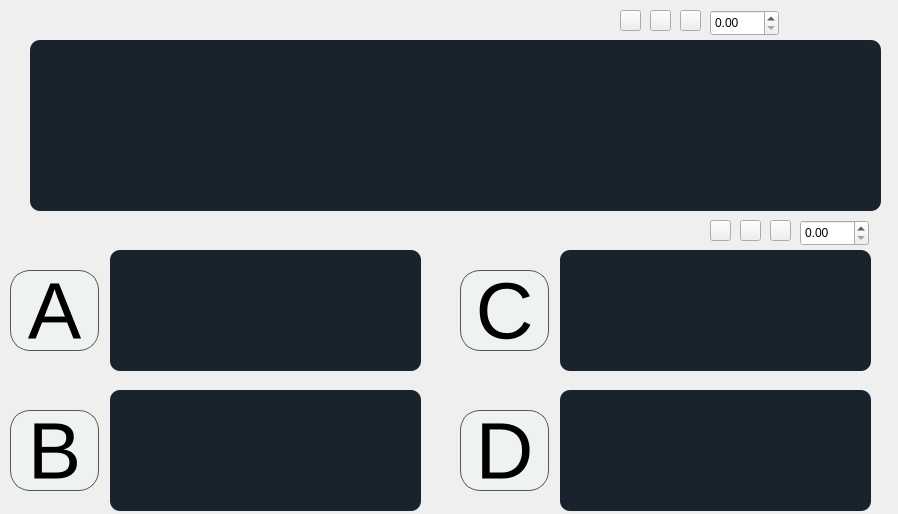
ronihdzz/DisenadorPreguntas, file DISENOS/modRespMultiplesImagen0_d.ui: the form before one commit.
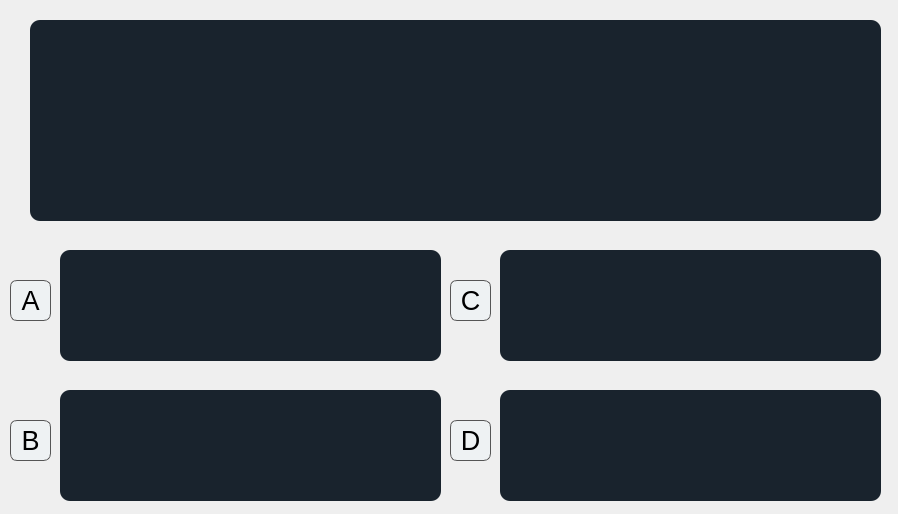
The form after the commit. Icons and pictures are not drawn.

```diff
--- a/DISENOS/modRespMultiplesImagen0_d.ui
+++ b/DISENOS/modRespMultiplesImagen0_d.ui
@@ -13,105 +13,13 @@
   <property name="windowTitle">
    <string>Form</string>
   </property>
-  <widget class="QPushButton" name="btn_respD">
-   <property name="geometry">
-    <rect>
-     <x>460</x>
-     <y>410</y>
-     <width>89</width>
-     <height>81</height>
-    </rect>
-   </property>
-   <property name="font">
-    <font>
-     <pointsize>60</pointsize>
-    </font>
-   </property>
-   <property name="styleSheet">
-    <string notr="true">background-color:#EEF2F3;
-border-radius: 20px;
-border: 1px solid #555;</string>
-   </property>
-   <property name="text">
-    <string>D</string>
-   </property>
-  </widget>
-  <widget class="QPushButton" name="btn_respA">
-   <property name="geometry">
-    <rect>
-     <x>10</x>
-     <y>270</y>
-     <width>89</width>
-     <height>81</height>
-    </rect>
-   </property>
-   <property name="font">
-    <font>
-     <pointsize>60</pointsize>
-    </font>
-   </property>
-   <property name="styleSheet">
-    <string notr="true">background-color:#EEF2F3;
-border-radius: 20px;
-border: 1px solid #555;</string>
-   </property>
-   <property name="text">
-    <string>A</string>
-   </property>
-  </widget>
-  <widget class="QPushButton" name="btn_respC">
-   <property name="geometry">
-    <rect>
-     <x>460</x>
-     <y>270</y>
-     <width>89</width>
-     <height>81</height>
-    </rect>
-   </property>
-   <property name="font">
-    <font>
-     <pointsize>60</pointsize>
-    </font>
-   </property>
-   <property name="styleSheet">
-    <string notr="true">background-color:#EEF2F3;
-border-radius: 20px;
-border: 1px solid #555;</string>
-   </property>
-   <property name="text">
-    <string>C</string>
-   </property>
-  </widget>
-  <widget class="QPushButton" name="btn_respB">
-   <property name="geometry">
-    <rect>
-     <x>10</x>
-     <y>410</y>
-     <width>89</width>
-     <height>81</height>
-    </rect>
-   </property>
-   <property name="font">
-    <font>
-     <pointsize>60</pointsize>
-    </font>
-   </property>
-   <property name="styleSheet">
-    <string notr="true">background-color:#EEF2F3;
-border-radius: 20px;
-border: 1px solid #555;</string>
-   </property>
-   <property name="text">
-    <string>B</string>
-   </property>
-  </widget>
   <widget class="QTextEdit" name="txtEdit_preg">
    <property name="geometry">
     <rect>
      <x>30</x>
-     <y>40</y>
+     <y>20</y>
      <width>851</width>
-     <height>171</height>
+     <height>201</height>
     </rect>
    </property>
    <property name="styleSheet">
@@ -125,138 +33,13 @@
 	border-radius: 10;</string>
    </property>
   </widget>
-  <widget class="QDoubleSpinBox" name="dSpin_respTam">
-   <property name="geometry">
-    <rect>
-     <x>800</x>
-     <y>220</y>
-     <width>69</width>
-     <height>26</height>
-    </rect>
-   </property>
-  </widget>
-  <widget class="QDoubleSpinBox" name="dSpin_pregTam">
-   <property name="geometry">
-    <rect>
-     <x>710</x>
-     <y>10</y>
-     <width>69</width>
-     <height>26</height>
-    </rect>
-   </property>
-  </widget>
-  <widget class="QPushButton" name="btn_pregCen">
-   <property name="geometry">
-    <rect>
-     <x>650</x>
-     <y>10</y>
-     <width>21</width>
-     <height>21</height>
-    </rect>
-   </property>
-   <property name="styleSheet">
-    <string notr="true">border-image: url(:/alinear/IMAGENES/alinear_centrar.png);</string>
-   </property>
-   <property name="text">
-    <string/>
-   </property>
-   <property name="id" stdset="0">
-    <number>0</number>
-   </property>
-  </widget>
-  <widget class="QPushButton" name="btn_pregIzq">
-   <property name="geometry">
-    <rect>
-     <x>620</x>
-     <y>10</y>
-     <width>21</width>
-     <height>21</height>
-    </rect>
-   </property>
-   <property name="styleSheet">
-    <string notr="true">border-image: url(:/alinear/IMAGENES/alinear_izquierda.png);</string>
-   </property>
-   <property name="text">
-    <string/>
-   </property>
-   <property name="id" stdset="0">
-    <number>1</number>
-   </property>
-  </widget>
-  <widget class="QPushButton" name="btn_pregDer">
-   <property name="geometry">
-    <rect>
-     <x>680</x>
-     <y>10</y>
-     <width>21</width>
-     <height>21</height>
-    </rect>
-   </property>
-   <property name="styleSheet">
-    <string notr="true">border-image: url(:/alinear/IMAGENES/alinear_derecho.png);</string>
-   </property>
-   <property name="text">
-    <string/>
-   </property>
-   <property name="id" stdset="0">
-    <number>2</number>
-   </property>
-  </widget>
-  <widget class="QPushButton" name="btn_respDer">
-   <property name="geometry">
-    <rect>
-     <x>770</x>
-     <y>220</y>
-     <width>21</width>
-     <height>21</height>
-    </rect>
-   </property>
-   <property name="styleSheet">
-    <string notr="true">border-image: url(:/alinear/IMAGENES/alinear_derecho.png);</string>
-   </property>
-   <property name="text">
-    <string/>
-   </property>
-  </widget>
-  <widget class="QPushButton" name="btn_respCen">
-   <property name="geometry">
-    <rect>
-     <x>740</x>
-     <y>220</y>
-     <width>21</width>
-     <height>21</height>
-    </rect>
-   </property>
-   <property name="styleSheet">
-    <string notr="true">border-image: url(:/alinear/IMAGENES/alinear_centrar.png);</string>
-   </property>
-   <property name="text">
-    <string/>
-   </property>
-  </widget>
-  <widget class="QPushButton" name="btn_respIzq">
-   <property name="geometry">
-    <rect>
-     <x>710</x>
-     <y>220</y>
-     <width>21</width>
-     <height>21</height>
-    </rect>
-   </property>
-   <property name="styleSheet">
-    <string notr="true">border-image: url(:/alinear/IMAGENES/alinear_izquierda.png);</string>
-   </property>
-   <property name="text">
-    <string/>
-   </property>
-  </widget>
   <widget class="QTextEdit" name="txtEdit_respA">
    <property name="geometry">
     <rect>
-     <x>110</x>
+     <x>60</x>
      <y>250</y>
-     <width>311</width>
-     <height>121</height>
+     <width>381</width>
+     <height>111</height>
     </rect>
    </property>
    <property name="styleSheet">
@@ -270,13 +53,36 @@
 	border-radius: 10;</string>
    </property>
   </widget>
-  <widget class="QTextEdit" name="txtEdit_respB">
+  <widget class="QPushButton" name="btn_respA_2">
    <property name="geometry">
     <rect>
-     <x>110</x>
+     <x>10</x>
+     <y>280</y>
+     <width>41</width>
+     <height>41</height>
+    </rect>
+   </property>
+   <property name="font">
+    <font>
+     <pointsize>20</pointsize>
+    </font>
+   </property>
+   <property name="styleSheet">
+    <string notr="true">background-color:#EEF2F3;
+border-radius: 7px;
+border: 1px solid #555;</string>
+   </property>
+   <property name="text">
+    <string>A</string>
+   </property>
+  </widget>
+  <widget class="QTextEdit" name="txtEdit_respA_2">
+   <property name="geometry">
+    <rect>
+     <x>60</x>
      <y>390</y>
-     <width>311</width>
-     <height>121</height>
+     <width>381</width>
+     <height>111</height>
     </rect>
    </property>
    <property name="styleSheet">
@@ -290,16 +96,39 @@
 	border-radius: 10;</string>
    </property>
   </widget>
-  <widget class="QTextEdit" name="txtEdit_respC">
+  <widget class="QPushButton" name="btn_respA_3">
    <property name="geometry">
     <rect>
-     <x>560</x>
-     <y>250</y>
-     <width>311</width>
-     <height>121</height>
+     <x>10</x>
+     <y>420</y>
+     <width>41</width>
+     <height>41</height>
     </rect>
    </property>
+   <property name="font">
+    <font>
+     <pointsize>20</pointsize>
+    </font>
+   </property>
    <property name="styleSheet">
+    <string notr="true">background-color:#EEF2F3;
+border-radius: 7px;
+border: 1px solid #555;</string>
+   </property>
+   <property name="text">
+    <string>B</string>
+   </property>
+  </widget>
+  <widget class="QTextEdit" name="txtEdit_respA_3">
+   <property name="geometry">
+    <rect>
+     <x>500</x>
+     <y>390</y>
+     <width>381</width>
+     <height>111</height>
+    </rect>
+   </property>
+   <property name="styleSheet">
     <string notr="true">  background-color: #19232D;
   border: 0px solid #32414B;
   padding: 0px;
@@ -310,16 +139,39 @@
 	border-radius: 10;</string>
    </property>
   </widget>
-  <widget class="QTextEdit" name="txtEdit_respD">
+  <widget class="QPushButton" name="btn_respA_4">
    <property name="geometry">
     <rect>
-     <x>560</x>
-     <y>390</y>
-     <width>311</width>
-     <height>121</height>
+     <x>450</x>
+     <y>420</y>
+     <width>41</width>
+     <height>41</height>
     </rect>
    </property>
+   <property name="font">
+    <font>
+     <pointsize>20</pointsize>
+    </font>
+   </property>
    <property name="styleSheet">
+    <string notr="true">background-color:#EEF2F3;
+border-radius: 7px;
+border: 1px solid #555;</string>
+   </property>
+   <property name="text">
+    <string>D</string>
+   </property>
+  </widget>
+  <widget class="QTextEdit" name="txtEdit_respA_4">
+   <property name="geometry">
+    <rect>
+     <x>500</x>
+     <y>250</y>
+     <width>381</width>
+     <height>111</height>
+    </rect>
+   </property>
+   <property name="styleSheet">
     <string notr="true">  background-color: #19232D;
   border: 0px solid #32414B;
   padding: 0px;
@@ -330,6 +182,29 @@
 	border-radius: 10;</string>
    </property>
   </widget>
+  <widget class="QPushButton" name="btn_respA_5">
+   <property name="geometry">
+    <rect>
+     <x>450</x>
+     <y>280</y>
+     <width>41</width>
+     <height>41</height>
+    </rect>
+   </property>
+   <property name="font">
+    <font>
+     <pointsize>20</pointsize>
+    </font>
+   </property>
+   <property name="styleSheet">
+    <string notr="true">background-color:#EEF2F3;
+border-radius: 7px;
+border: 1px solid #555;</string>
+   </property>
+   <property name="text">
+    <string>C</string>
+   </property>
+  </widget>
  </widget>
  <resources>
   <include location="../imagenes.qrc"/>
```
